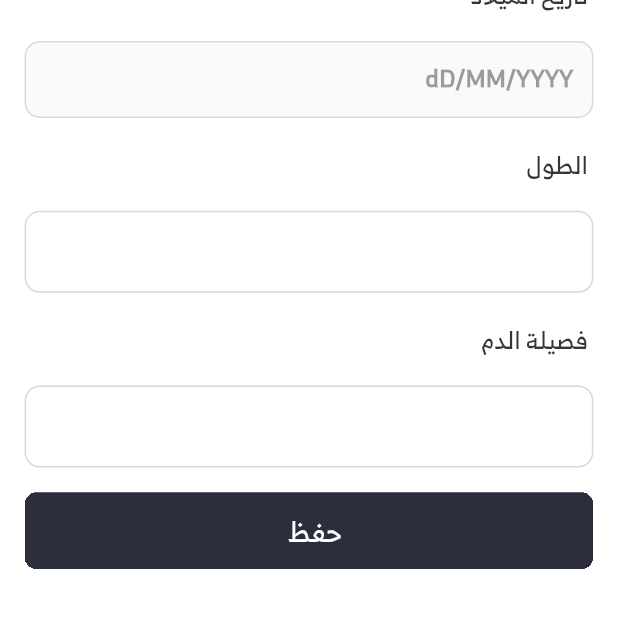
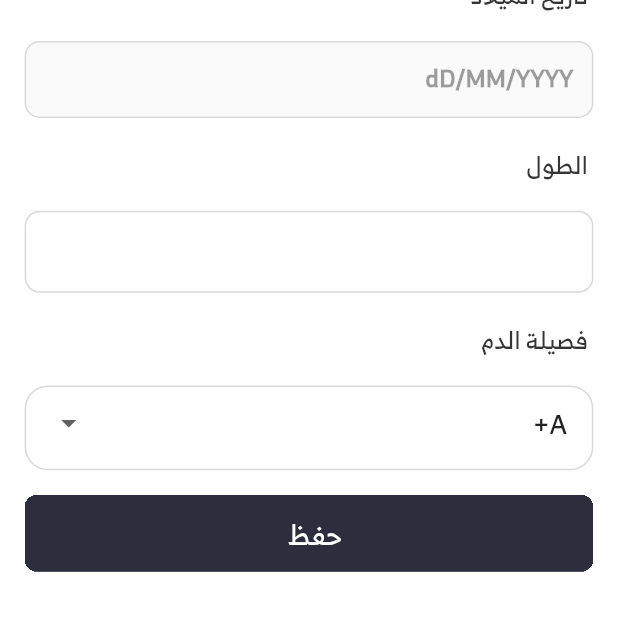
Before and after one commit to HodaTabasi/Naz_gem, a Flutter app: the EditProfileScreen screen opened directly, scrolled down 145 dp, on a phone screen of 412 x 824 dp, the part 618-1236 px from its top. Run offline on Flutter 3.47's test engine with Material 2 defaults, Android fonts, the phone set to English and light mode, and no system bars; our stand-ins replace carousel_slider, dartz, equatable, flutter_easyloading, flutter_screenutil, flutter_svg and 6 more; accounts and stored records are empty; network calls fail; project files that could hold a hidden picture were left out.

Commit message:
زبطنا شوي من الشكل

```diff
--- a/lib/features/home/ui/get/home_getx_controller.dart
+++ b/lib/features/home/ui/get/home_getx_controller.dart
@@ -58,9 +58,9 @@ class HomeGetxController extends GetxController {
               packagesLoading.value = false;
               responseMessage = mapFailureToMessage(failure);
             }, (packages) async {
+              currentPackages.value = packages.where((p0) => p0.categoryId == 2 ).toList();
+              this.packages.value = packages;
               packagesLoading.value = false;
-              this.packages.value = packages;
-              currentPackages.value = packages.where((p0) => p0.categoryId == 1 ).toList();
     }));
   }
 
--- a/lib/features/profile/ui/pages/edit_profile.dart
+++ b/lib/features/profile/ui/pages/edit_profile.dart
@@ -27,6 +27,7 @@ class _EditProfileScreenState extends State<EditProfileScreen> {
   late TextEditingController _bloodController;
   DateTime currentDate = DateTime.now();
   bool appearOtp = false;
+  String dropdownValue = 'A+';
 
   User get user {
     return User(
@@ -35,7 +36,7 @@ class _EditProfileScreenState extends State<EditProfileScreen> {
        email: _emailController.text,
        phone: _mobileController.text,
       birthdate:_bdController.text,
-      bloodType: _bloodController.text,
+      bloodType: dropdownValue,
       length: _hgtController.text,
       profileImage: EditProfileGetxController.to.file!.path
       );
@@ -215,6 +216,7 @@ class _EditProfileScreenState extends State<EditProfileScreen> {
                   child: AppTextField(
                     textController: _hgtController,
                     hint: '',
+                    textInputType: TextInputType.number,
                     onSubmitted: GeneralGetxController.to.nameValidation,
                   ),
                 ),
@@ -222,15 +224,48 @@ class _EditProfileScreenState extends State<EditProfileScreen> {
                 getText('blood'.tr,
                     color: blackTextColor, size: 16.sp, align: TextAlign.center),
                 getSpace(h: 16.0.r),
-                SizedBox(
-                  // height: 50.h,
-                  child: AppTextField(
-                    textController: _bloodController,
-                    hint: '',
-                    onSubmitted: GeneralGetxController.to.nameValidation,
+                // SizedBox(
+                //   // height: 50.h,
+                //   child: AppTextField(
+                //     textController: _bloodController,
+                //     hint: '',
+                //     onSubmitted: GeneralGetxController.to.nameValidation,
+                //   ),
+                // ),
+                Container(
+                  height: 55.h,
+                  decoration: BoxDecoration(
+                      borderRadius: BorderRadius.circular(15.r),
+                    border: Border.all(
+                      color: boarderColor,
+                      // width: 0.5
+                    )
+                  ),
+                  padding: EdgeInsets.symmetric(horizontal: 16.r),
+                  child: DropdownButton<String>(
+                    isExpanded: true,
+                    // Step 3.
+                    value: dropdownValue,
+                    underline: Center(),
+                    // Step 4.
+                    items: <String>['A+','A-','B+','B-','O+','O-','AB+','AB-']
+                        .map<DropdownMenuItem<String>>((String value) {
+                      return DropdownMenuItem<String>(
+                        value: value,
+                        child: Text(
+                          value,
+                          style: TextStyle(fontSize: 18.sp),
+                        ),
+                      );
+                    }).toList(),
+                    // Step 5.
+                    onChanged: (String? newValue) {
+                      setState(() {
+                        dropdownValue = newValue!;
+                      });
+                    },
                   ),
                 ),
-
                 BtnApp(
                     title: 'save'.tr,
                     color: btnColor,
--- a/lib/features/subscrbtions/data/data_source/partner_remote_dataSource_imp.dart
+++ b/lib/features/subscrbtions/data/data_source/partner_remote_dataSource_imp.dart
@@ -10,6 +10,7 @@ import 'package:http/http.dart' as http;
 import 'package:naz_gem/features/subscrbtions/data/model/check_response_model.dart';
 
 import '../../../../core/error/exceptions.dart';
+import '../../../../core/strings/failures.dart';
 
 class PartnerRemoteDataSourceImp extends PartnerRemoteDataSource {
   final http.Client client;
@@ -28,12 +29,11 @@ class PartnerRemoteDataSourceImp extends PartnerRemoteDataSource {
     );
     final  decodedJson = json.decode(response.body);
     if (response.statusCode == 200) {
-
       final CheckResponseModel responseModel  =
       CheckResponseModel.fromJson(decodedJson['data']);
-
       return responseModel;
     } else {
+      SERVER_FAILURE_MESSAGE = decodedJson['message'];
       throw ServerException();
     }
   }
--- a/lib/features/subscrbtions/ui/pages/payment_screen.dart
+++ b/lib/features/subscrbtions/ui/pages/payment_screen.dart
@@ -38,7 +38,7 @@ class _PaymentScreenState extends State<PaymentScreen> {
             }, color: btnColor),
             TextButton(onPressed: (){
               Get.offAll(()=>const BottomNavigationPage(),transition: Transition.downToUp,
-                  duration: const Duration(milliseconds: 500));
+                  duration: const Duration(milliseconds: 300));
             }, child: getText('back'.tr,size: 16.sp,color: btnColor))
           ],
         ),
```
Also changed, not shown: lib/features/auth/ui/get/auth_getx_controller.dart (+4 -4 lines), lib/features/auth/ui/pages/login.dart (+4 -4 lines), lib/features/auth/ui/widget/date_text_field.dart (+10 -5 lines), lib/features/home/ui/pages/home_screen.dart (+19 -14 lines), lib/features/subscrbtions/ui/get/subscrbtions_getx_controller.dart (+4 -3 lines), lib/features/subscrbtions/ui/pages/subscrbtion_screen.dart (+44 -1 lines), lib/features/subscrbtions/ui/widgets/PromoCodeWidget.dart (+5 -4 lines), lib/features/subscrbtions/ui/widgets/TotalAmountWidget.dart (+17 -7 lines).
